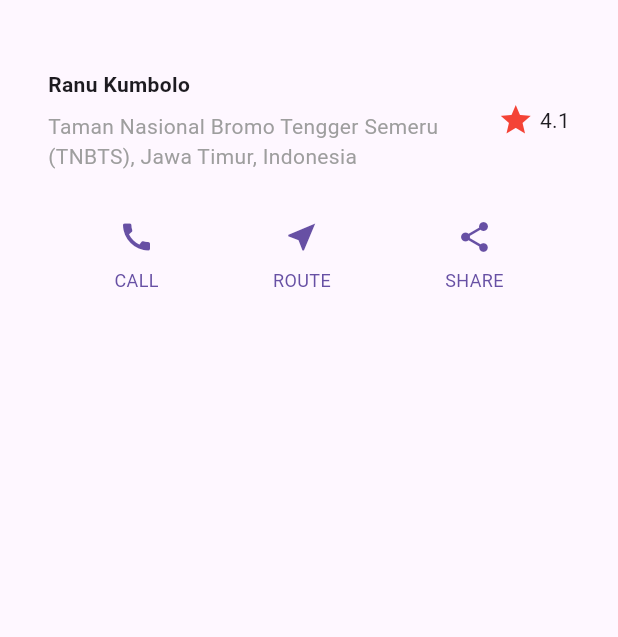
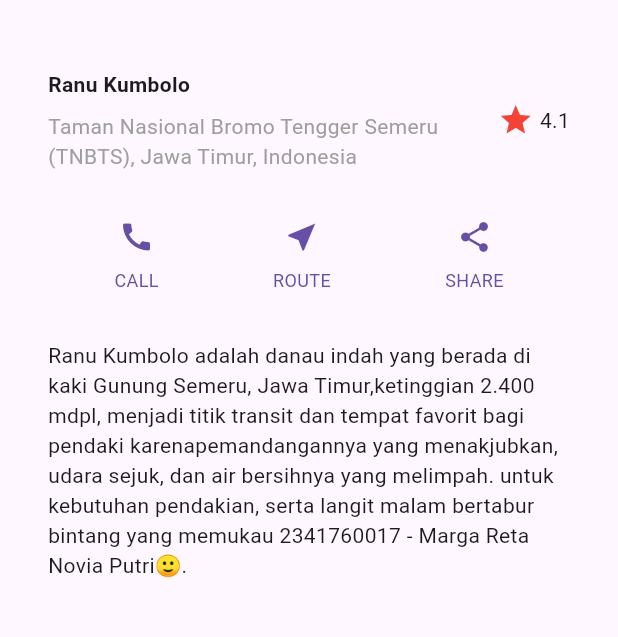
Before and after one commit to margaretanp/Pemrograman-Mobile, a Flutter app: the screen it shows after launch, on a phone screen of 412 x 824 dp, the part 63-700 px from its top. Run offline on Flutter 3.47's test engine with Material 3 defaults, Android fonts, the light colour scheme and no system bars.

Commit message:
Add text section implementation to Flutter layout example

```diff
--- a/jobsheet_5/layout_flutter/lib/main.dart
+++ b/jobsheet_5/layout_flutter/lib/main.dart
@@ -55,6 +55,19 @@ class MyApp extends StatelessWidget {
     _buildButtonColumn(color, Icons.share, 'SHARE'),
   ],
 );
+
+Widget textSection = Container(
+  padding: const EdgeInsets.all(32),
+  child: const Text(
+    'Ranu Kumbolo adalah danau indah yang berada di kaki Gunung Semeru, Jawa Timur,'
+    'ketinggian 2.400 mdpl, menjadi titik transit dan tempat favorit bagi pendaki karena'
+    'pemandangannya yang menakjubkan, udara sejuk, dan air bersihnya yang melimpah. '
+    'untuk kebutuhan pendakian, serta langit malam bertabur bintang yang memukau '
+    '2341760017 - Marga Reta Novia Putri🙂.',
+    softWrap: true,
+  ),
+);
+
     return MaterialApp(
       title: 'Flutter layout: Margareta NIM: 2341760017',
       home: Scaffold(
@@ -62,7 +75,7 @@ class MyApp extends StatelessWidget {
           title: const Text('Flutter layout demo'),
         ),
         body: Column(
-          children: [titleSection, buttonSection], // ganti Hello World dengan titleSection
+          children: [titleSection, buttonSection, textSection], // ganti Hello World dengan titleSection
         ),
       ),
     );
```
Also changed, not shown: jobsheet_5/layout_flutter/image/p3_langkah1.png (added), 1 other file.
